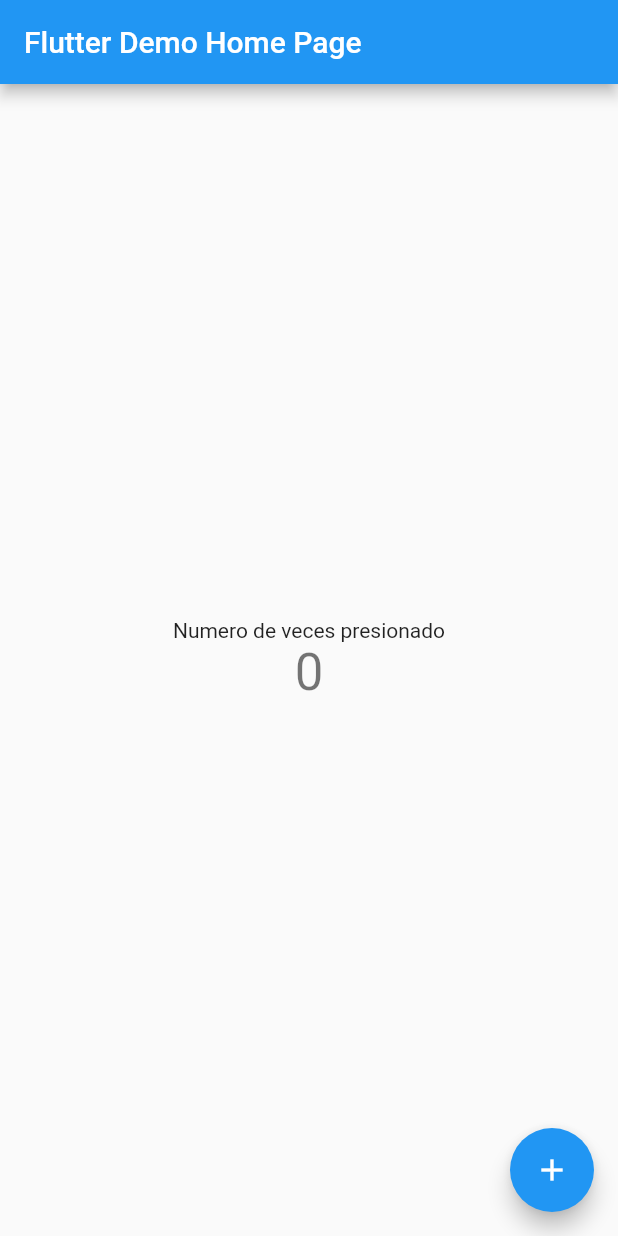
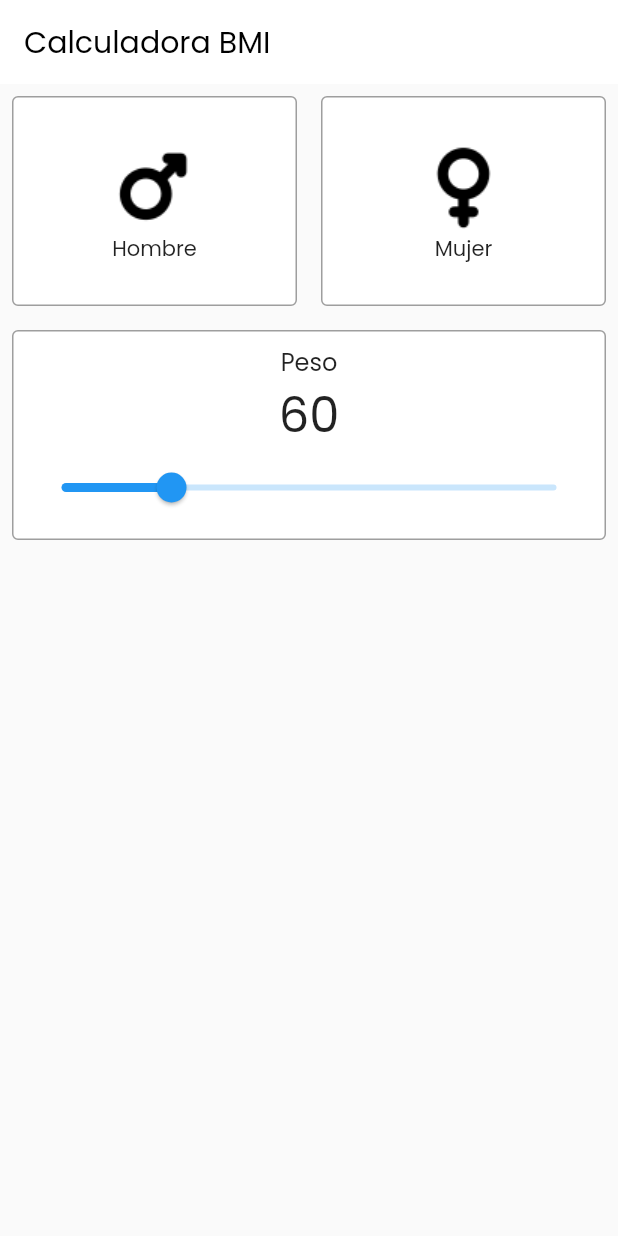
Before and after one commit to mchire/codigo4_bmi, a Flutter app: the screen it shows after launch, on a phone screen of 412 x 824 dp. Run offline on Flutter 3.47's test engine with Material 2 defaults, Android fonts, the phone set to English and light mode, and no system bars.

Commit message:
codigo profe

```diff
--- a/lib/main.dart
+++ b/lib/main.dart
@@ -1,3 +1,4 @@
+import 'package:codigo4_bmi/my_home_page.dart';
 import 'package:flutter/material.dart';
 
 void main() {
@@ -7,109 +8,15 @@ void main() {
 class MyApp extends StatelessWidget {
   const MyApp({super.key});
 
-  // This widget is the root of your application.
   @override
   Widget build(BuildContext context) {
     return MaterialApp(
-      title: 'Flutter Demo',
+      title: 'Calculadora BMI',
       theme: ThemeData(
-        // This is the theme of your application.
-        //
-        // Try running your application with "flutter run". You'll see the
-        // application has a blue toolbar. Then, without quitting the app, try
-        // changing the primarySwatch below to Colors.green and then invoke
-        // "hot reload" (press "r" in the console where you ran "flutter run",
-        // or simply save your changes to "hot reload" in a Flutter IDE).
-        // Notice that the counter didn't reset back to zero; the application
-        // is not restarted.
         primarySwatch: Colors.blue,
+        fontFamily: "Poppins",
       ),
-      home: const MyHomePage(title: 'Flutter Demo Home Page'),
+      home: const MyHomePage(),
     );
   }
 }
-
-class MyHomePage extends StatefulWidget {
-  const MyHomePage({super.key, required this.title});
-
-  // This widget is the home page of your application. It is stateful, meaning
-  // that it has a State object (defined below) that contains fields that affect
-  // how it looks.
-
-  // This class is the configuration for the state. It holds the values (in this
-  // case the title) provided by the parent (in this case the App widget) and
-  // used by the build method of the State. Fields in a Widget subclass are
-  // always marked "final".
-
-  final String title;
-
-  @override
-  State<MyHomePage> createState() => _MyHomePageState();
-}
-
-class _MyHomePageState extends State<MyHomePage> {
-  int _counter = 0;
-
-  void _incrementCounter() {
-    setState(() {
-      // This call to setState tells the Flutter framework that something has
-      // changed in this State, which causes it to rerun the build method below
-      // so that the display can reflect the updated values. If we changed
-      // _counter without calling setState(), then the build method would not be
-      // called again, and so nothing would appear to happen.
-      _counter++;
-    });
-  }
-
-  @override
-  Widget build(BuildContext context) {
-    // This method is rerun every time setState is called, for instance as done
-    // by the _incrementCounter method above.
-    //
-    // The Flutter framework has been optimized to make rerunning build methods
-    // fast, so that you can just rebuild anything that needs updating rather
-    // than having to individually change instances of widgets.
-    return Scaffold(
-      appBar: AppBar(
-        // Here we take the value from the MyHomePage object that was created by
-        // the App.build method, and use it to set our appbar title.
-        title: Text(widget.title),
-      ),
-      body: Center(
-        // Center is a layout widget. It takes a single child and positions it
-        // in the middle of the parent.
-        child: Column(
-          // Column is also a layout widget. It takes a list of children and
-          // arranges them vertically. By default, it sizes itself to fit its
-          // children horizontally, and tries to be as tall as its parent.
-          //
-          // Invoke "debug painting" (press "p" in the console, choose the
-          // "Toggle Debug Paint" action from the Flutter Inspector in Android
-          // Studio, or the "Toggle Debug Paint" command in Visual Studio Code)
-          // to see the wireframe for each widget.
-          //
-          // Column has various properties to control how it sizes itself and
-          // how it positions its children. Here we use mainAxisAlignment to
-          // center the children vertically; the main axis here is the vertical
-          // axis because Columns are vertical (the cross axis would be
-          // horizontal).
-          mainAxisAlignment: MainAxisAlignment.center,
-          children: <Widget>[
-            const Text(
-              'Numero de veces presionado',
-            ),
-            Text(
-              '$_counter',
-              style: Theme.of(context).textTheme.headline4,
-            ),
-          ],
-        ),
-      ),
-      floatingActionButton: FloatingActionButton(
-        onPressed: _incrementCounter,
-        tooltip: 'Increment',
-        child: const Icon(Icons.add),
-      ), // This trailing comma makes auto-formatting nicer for build methods.
-    );
-  }
-}
--- /dev/null
+++ b/lib/my_home_page.dart
@@ -0,0 +1,73 @@
+import 'package:codigo4_bmi/widgets/custom_card.dart';
+import 'package:flutter/material.dart';
+
+class MyHomePage extends StatelessWidget {
+  const MyHomePage({super.key});
+
+  @override
+  Widget build(BuildContext context) {
+    return Scaffold(
+      appBar: AppBar(
+        elevation: 0,
+        backgroundColor: Colors.white,
+        title: const Text(
+          'Calculadora BMI',
+          style: TextStyle(color: Colors.black),
+        ),
+      ),
+      body: Column(
+        children: [
+          Row(
+            children: [
+              Expanded(
+                child: CustomCard(
+                  child: Column(
+                    mainAxisAlignment: MainAxisAlignment.center,
+                    children: [
+                      Image.asset("images/male.png"),
+                      const Text("Hombre"),
+                    ],
+                  ),
+                ),
+              ),
+              Expanded(
+                child: CustomCard(
+                  child: Column(
+                    mainAxisAlignment: MainAxisAlignment.center,
+                    children: [
+                      Image.asset("images/female.png"),
+                      const Text("Mujer"),
+                    ],
+                  ),
+                ),
+              ),
+            ],
+          ),
+          CustomCard(
+            child: Padding(
+              padding: const EdgeInsets.all(8.0),
+              child: Column(
+                children: [
+                  const Text(
+                    "Peso",
+                    style: TextStyle(fontSize: 16),
+                  ),
+                  const Text(
+                    "60",
+                    style: TextStyle(fontSize: 32),
+                  ),
+                  Slider(
+                    min: 20,
+                    max: 200,
+                    value: 60,
+                    onChanged: (_) {},
+                  ),
+                ],
+              ),
+            ),
+          ),
+        ],
+      ),
+    );
+  }
+}
--- /dev/null
+++ b/lib/widgets/custom_card.dart
@@ -0,0 +1,22 @@
+import 'package:flutter/material.dart';
+
+class CustomCard extends StatelessWidget {
+  final Widget child;
+  const CustomCard({super.key, required this.child});
+
+  @override
+  Widget build(BuildContext context) {
+    return Padding(
+      padding: const EdgeInsets.all(8.0),
+      child: Container(
+        height: 140,
+        decoration: BoxDecoration(
+          border: Border.all(color: Colors.grey),
+          borderRadius: const BorderRadius.all(Radius.circular(4)),
+          color: Colors.white,
+        ),
+        child: child,
+      ),
+    );
+  }
+}
```
Also changed, not shown: pubspec.yaml (+8 -14 lines), fonts/Poppins-Bold.ttf (added), fonts/Poppins-Regular.ttf (added), images/female.png (added), images/male.png (added).
